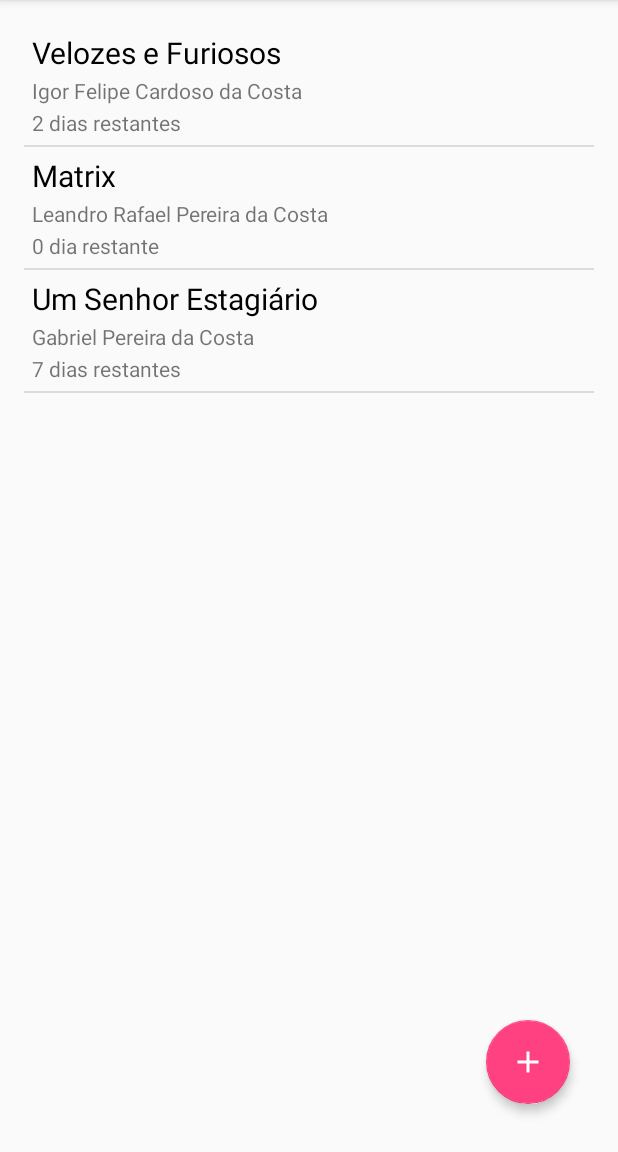
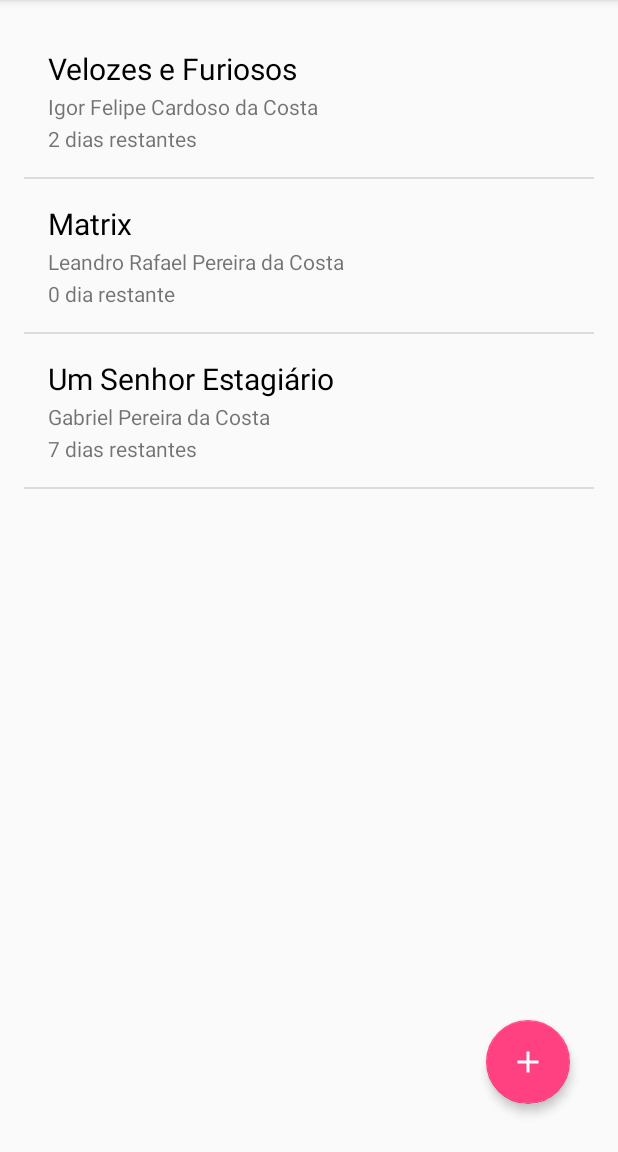
Before and after one commit to gabrielpcosta18/TAPRentalAndroid, an Android app: the screen it shows after launch (MainActivity), on a phone screen of 412 x 824 dp, the part 84-1236 px from its top. Run offline under Robolectric (Android 15) with nearby library versions, the phone set to English and light mode, and no system bars.

Commit message:
Melhorias na tela de listagem de filmes

```diff
--- a/TAPRental/app/src/main/res/layout/rental_list_item.xml
+++ b/TAPRental/app/src/main/res/layout/rental_list_item.xml
@@ -3,7 +3,10 @@
     android:layout_width="match_parent"
     android:layout_height="match_parent"
     android:orientation="vertical"
-    android:padding="5dp">
+    android:paddingBottom="@dimen/activity_vertical_margin"
+    android:paddingLeft="@dimen/activity_horizontal_margin"
+    android:paddingRight="@dimen/activity_horizontal_margin"
+    android:paddingTop="@dimen/activity_vertical_margin">
 
     <TextView
         android:id="@+id/txtRentalTitle"
```
